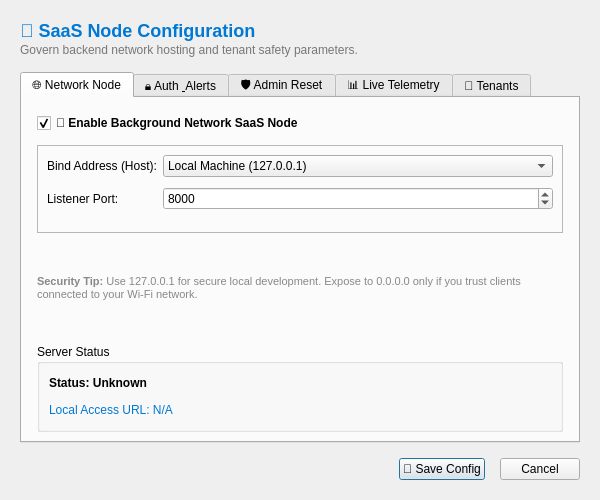
Qt form ui_designer/saas_settings.ui (Arean82/llm_chat_app) before a commit.
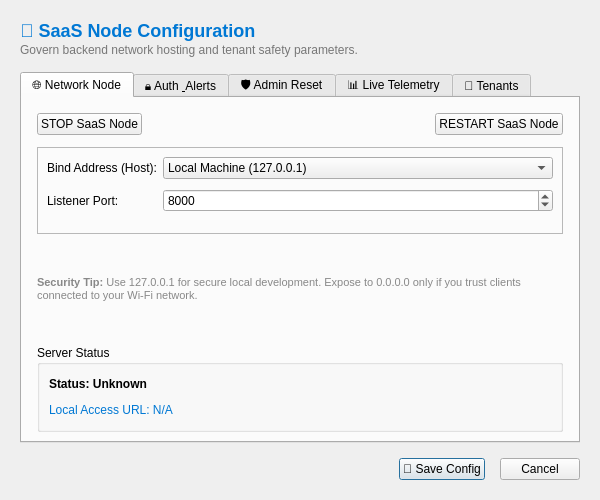
The same form after that commit. The open tabs and pages were chosen to show the change.

Commit message: Refactor SaaS Start/Stop toggle and resolve Web UI caching/syntax issues

Patch:
```diff
--- a/ui_designer/saas_settings.ui
+++ b/ui_designer/saas_settings.ui
@@ -59,19 +59,35 @@
         <number>15</number>
        </property>
        <item>
-        <widget class="QCheckBox" name="chk_enabled">
-         <property name="font">
-          <font>
-           <bold>true</bold>
-          </font>
-         </property>
-         <property name="text">
-          <string>🚀 Enable Background Network SaaS Node</string>
-         </property>
-         <property name="checked">
-          <bool>true</bool>
-         </property>
-        </widget>
+        <layout class="QHBoxLayout" name="horizontalLayout">
+         <item>
+          <widget class="QPushButton" name="pushButton_2">
+           <property name="text">
+            <string>STOP SaaS Node</string>
+           </property>
+          </widget>
+         </item>
+         <item>
+          <spacer name="horizontalSpacer_2">
+           <property name="orientation">
+            <enum>Qt::Orientation::Horizontal</enum>
+           </property>
+           <property name="sizeHint" stdset="0">
+            <size>
+             <width>40</width>
+             <height>20</height>
+            </size>
+           </property>
+          </spacer>
+         </item>
+         <item>
+          <widget class="QPushButton" name="pushButton">
+           <property name="text">
+            <string>RESTART SaaS Node</string>
+           </property>
+          </widget>
+         </item>
+        </layout>
        </item>
        <item>
         <widget class="QFrame" name="network_frame">
```
Left out of the diff: 2 changed lines with no effect on the pictures. The commit also changes 19 other files.
